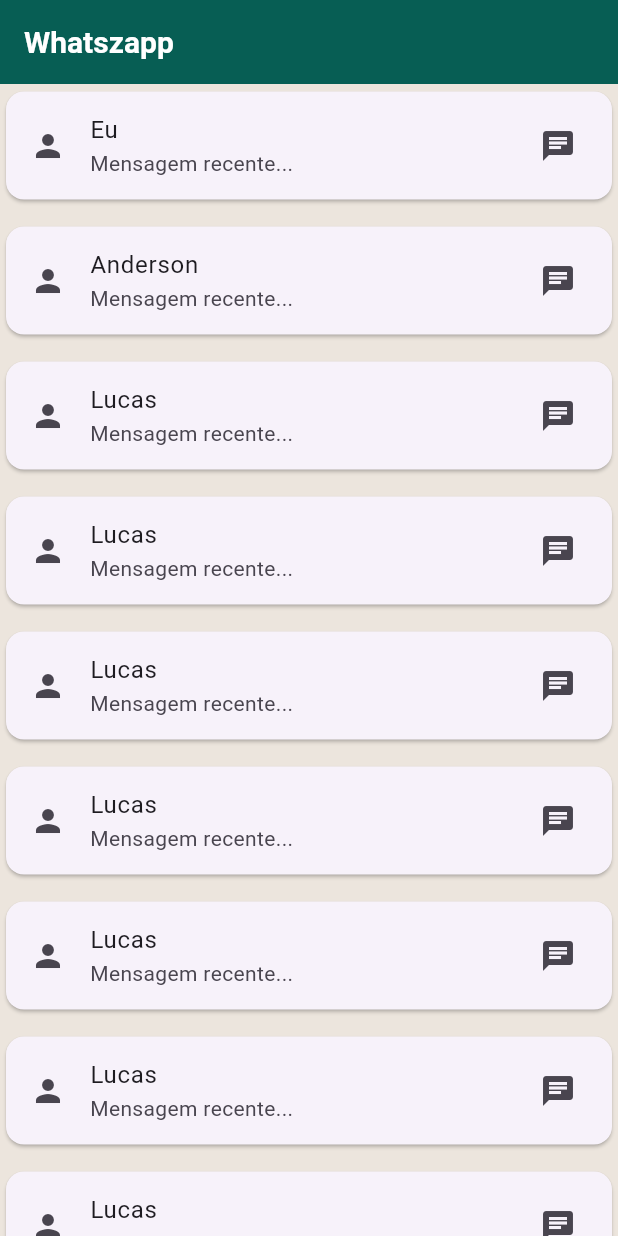
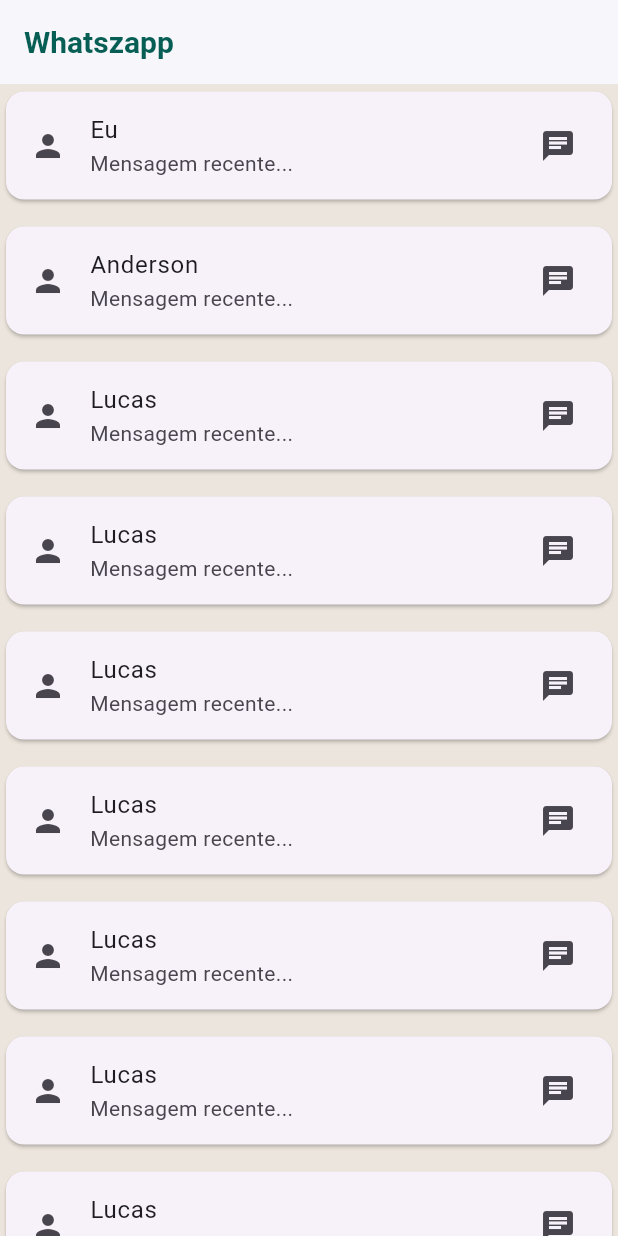
Before and after one commit to gustavodovale/Clone_whatszap, a Flutter app: the screen it shows after launch, on a phone screen of 412 x 824 dp. Run offline on Flutter 3.47's test engine with Material 3 defaults, Android fonts, the phone set to English and light mode, and no system bars.

Commit message:
cores atuais do Whatszapp

```diff
--- a/lib/main.dart
+++ b/lib/main.dart
@@ -13,16 +13,17 @@ class MyApp extends StatelessWidget {
     return MaterialApp(
       title: 'Whatszapp',
       theme: ThemeData(
-        primaryColor: const Color(0xFF075E54),
+        brightness: Brightness.light,
+        primaryColor: Colors.white,
         scaffoldBackgroundColor: const Color(0xFFECE5DD),
         appBarTheme: const AppBarTheme(
-          backgroundColor: Color(0xFF075E54),
+          backgroundColor:  Colors.white,
           titleTextStyle: TextStyle(
-            color: Colors.white,
+            color: Color(0xFF075E54),
             fontSize: 20,
             fontWeight: FontWeight.bold,
           ),
-          iconTheme: IconThemeData(color: Colors.white),
+          iconTheme: IconThemeData(color: Color(0xFF075E54)), elevation: 1
         ),
       ),
       home: const Home(),
```
